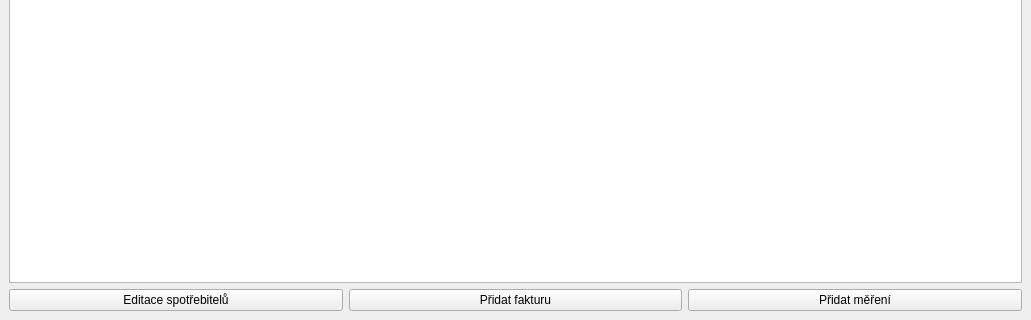
Before: the Qt Designer form mainwindow.ui in jelazi/ElectricityCounter, drawn with Qt 5; both pictures show x 0 to 1031 and y 309 to 629 of the 1031 by 629 pixel window.
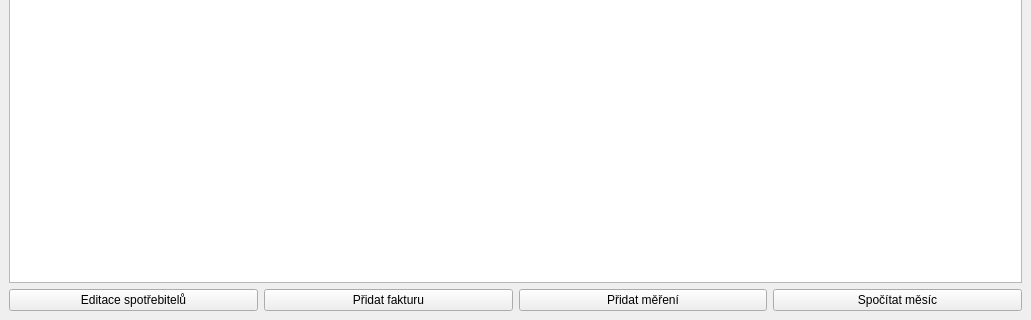
After: the same form once the commit is applied.

Commit message: Add: icon, viewResult window

Patch:
```diff
--- a/mainwindow.ui
+++ b/mainwindow.ui
@@ -48,6 +48,13 @@
         </property>
        </widget>
       </item>
+      <item>
+       <widget class="QPushButton" name="viewResultBtn">
+        <property name="text">
+         <string>Spočítat měsíc</string>
+        </property>
+       </widget>
+      </item>
      </layout>
     </item>
    </layout>
```
The commit also changes 14 other files.
